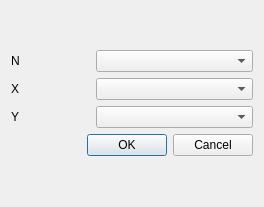
Before: the Qt Designer form qt/load_points.ui in idergunoff/geovel_1.0, drawn with Qt 5.
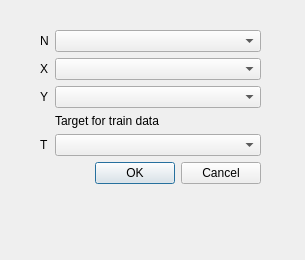
After: the same form once the commit is applied.

Patch:
```diff
--- a/qt/load_points.ui
+++ b/qt/load_points.ui
@@ -6,18 +6,23 @@
    <rect>
     <x>0</x>
     <y>0</y>
-    <width>264</width>
-    <height>207</height>
+    <width>305</width>
+    <height>260</height>
    </rect>
   </property>
   <property name="windowTitle">
    <string>Загрузка точек исследования</string>
   </property>
-  <layout class="QGridLayout" name="gridLayout_3">
-   <item row="0" column="0">
-    <layout class="QGridLayout" name="gridLayout_2">
-     <item row="0" column="0">
-      <layout class="QGridLayout" name="gridLayout" columnstretch="1,2">
+  <widget class="QWidget" name="">
+   <property name="geometry">
+    <rect>
+     <x>40</x>
+     <y>30</y>
+     <width>221</width>
+     <height>201</height>
+    </rect>
+   </property>
+   <layout class="QFormLayout" name="formLayout">
        <item row="0" column="0">
         <widget class="QLabel" name="label">
          <property name="text">
@@ -48,9 +53,27 @@
        <item row="2" column="1">
         <widget class="QComboBox" name="comboBox_y"/>
        </item>
-      </layout>
-     </item>
-     <item row="1" column="0">
+    <item row="3" column="1">
+     <widget class="QLabel" name="label_5">
+      <property name="text">
+       <string>Target for train data</string>
+      </property>
+      <property name="alignment">
+       <set>Qt::AlignBottom|Qt::AlignLeading|Qt::AlignLeft</set>
+      </property>
+     </widget>
+    </item>
+    <item row="4" column="0">
+     <widget class="QLabel" name="label_4">
+      <property name="text">
+       <string>T</string>
+      </property>
+     </widget>
+    </item>
+    <item row="4" column="1">
+     <widget class="QComboBox" name="comboBox_t"/>
+    </item>
+    <item row="5" column="1">
       <widget class="QDialogButtonBox" name="buttonBox">
        <property name="standardButtons">
         <set>QDialogButtonBox::Cancel|QDialogButtonBox::Ok</set>
@@ -58,8 +81,7 @@
       </widget>
      </item>
     </layout>
-   </item>
-  </layout>
+  </widget>
  </widget>
  <resources/>
  <connections/>
```
Lines whose indentation alone changed are shown as unchanged.
